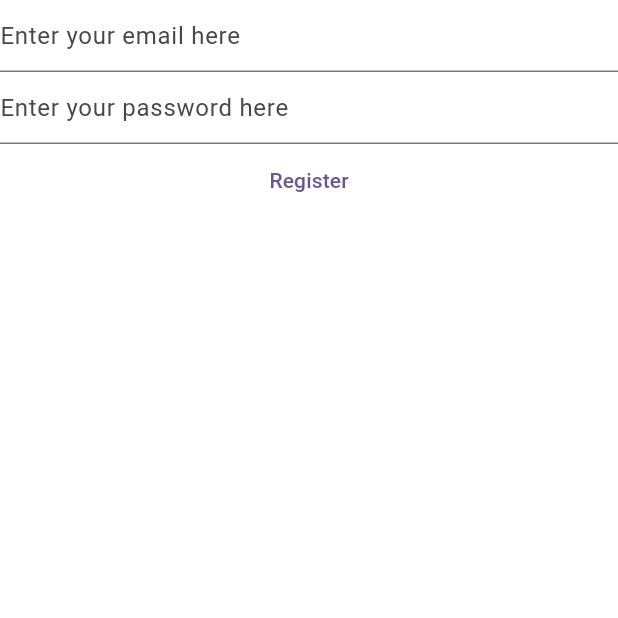
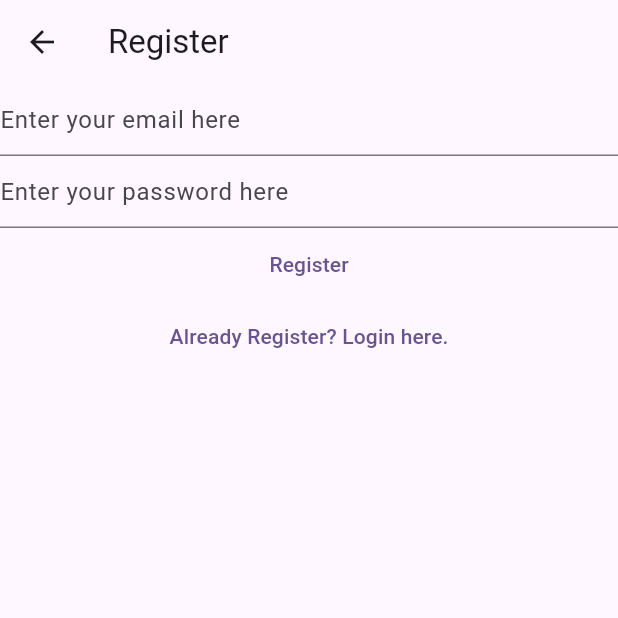
Before and after one commit to cding2000/Rexburg-Dancing, a Flutter app: the RegisterView screen opened by its route, on a phone screen of 412 x 824 dp, the top half of it. Run offline on Flutter 3.47's test engine with Material 2 defaults, Android fonts, the light colour scheme and no system bars; our stand-ins replace firebase_auth, firebase_core; accounts and stored records are empty.

Commit message:
linked login page and register page

```diff
--- a/lib/views/login_views.dart
+++ b/lib/views/login_views.dart
@@ -30,7 +30,9 @@ class _LoginViewState extends State<LoginView> {
 
   @override
   Widget build(BuildContext context) {
-    return Column(
+    return Scaffold(
+      appBar: AppBar(title: const Text('Login'),),
+      body: Column(
             children: [
               TextField(
                 controller: _email,
@@ -74,9 +76,16 @@ class _LoginViewState extends State<LoginView> {
                 },
                 child: const Text('Login'),
                 ),
-              TextButton(onPressed: (){}, child: const Text('Not register yet? Register here.'),
+                TextButton(onPressed: (){
+                  Navigator.of(context).pushNamedAndRemoveUntil('/register/'
+                  , (route) => false,
+                  );
+
+                },
+                child: const Text('Not register yet? Register here.'),
                 )
             ],
+          ),
     );
   }
 }
--- a/lib/views/register_views.dart
+++ b/lib/views/register_views.dart
@@ -29,7 +29,9 @@ class _RegisterViewState extends State<RegisterView> {
 
   @override
   Widget build(BuildContext context) {
-    return Column(
+    return Scaffold(
+      appBar: AppBar(title: const Text('Register'),),
+      body: Column(
             children: [
               TextField(
                 controller: _email,
@@ -75,7 +77,16 @@ class _RegisterViewState extends State<RegisterView> {
                   }
                 },
                 child: const Text('Register'),),
+                TextButton(onPressed: (){
+                Navigator.of(context).pushNamedAndRemoveUntil('/login/'
+                , (route) => false,
+                );
+
+              },
+              child: const Text('Already Register? Login here.'),
+              )
             ],
+          ),
     );
   }
 }
```
Also changed, not shown: lib/main.dart (+4 -34 lines), lib/views/vierfy_email_view.dart (added, +28 -0 lines). Lines whose indentation alone changed are shown as unchanged.
